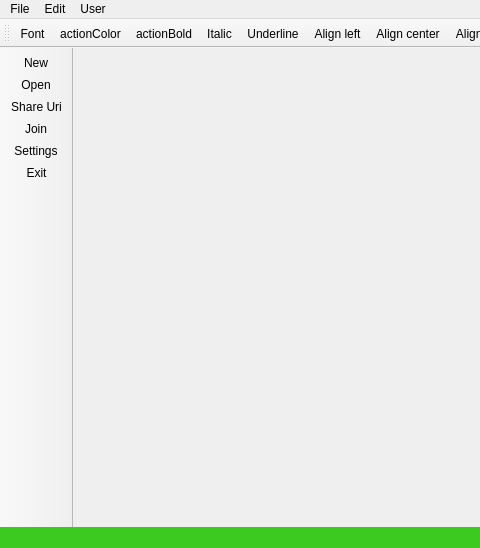
anphetamina/CoText, file client/MainWindow.ui: the form before one commit; both pictures show x 0 to 480 and y 0 to 548 of the 946 by 548 pixel window.
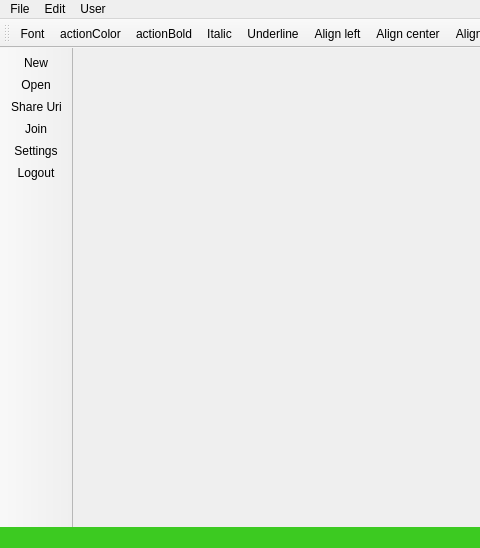
The form after the commit. Icons and pictures are not drawn.

Commit message: Exit and Logout actions merged into a single one (Logout)

```diff
--- a/client/MainWindow.ui
+++ b/client/MainWindow.ui
@@ -157,7 +157,7 @@
    <addaction name="actionShare_Uri"/>
    <addaction name="actionJoin"/>
    <addaction name="actionSettings"/>
-   <addaction name="actionExit"/>
+   <addaction name="actionLogout"/>
   </widget>
   <widget class="QToolBar" name="mainToolBar">
    <property name="minimumSize">
```
Left out of the diff: 5 changed lines with no effect on the pictures. The commit also changes 2 other files.
